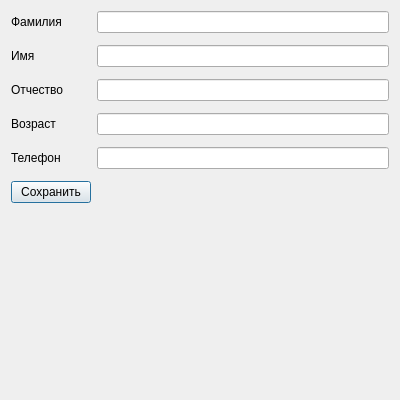
Old version of the form PeopleBaza/DialogPersonEdit.ui in the repository piza0-0/BankRegister.
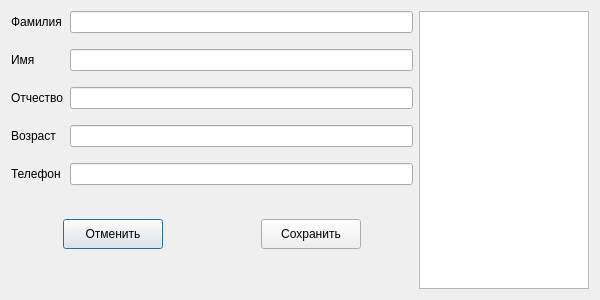
New version of the form.

Commit message: Изменен дизайн диалогового окна редактирования

What changed in the file:
```diff
--- a/PeopleBaza/DialogPersonEdit.ui
+++ b/PeopleBaza/DialogPersonEdit.ui
@@ -6,22 +6,26 @@
    <rect>
     <x>0</x>
     <y>0</y>
-    <width>400</width>
-    <height>400</height>
+    <width>600</width>
+    <height>300</height>
    </rect>
   </property>
   <property name="windowTitle">
    <string>Dialog</string>
   </property>
-  <layout class="QGridLayout" name="gridLayout">
-   <item row="0" column="0">
-    <layout class="QFormLayout" name="formLayout">
-     <property name="verticalSpacing">
-      <number>12</number>
-     </property>
+  <layout class="QVBoxLayout" name="verticalLayout_2">
+   <item>
+    <layout class="QHBoxLayout" name="horizontalLayout">
      <property name="bottomMargin">
       <number>0</number>
      </property>
+     <item>
+      <layout class="QVBoxLayout" name="verticalLayout">
+       <item>
+        <layout class="QFormLayout" name="formLayout">
+         <property name="verticalSpacing">
+          <number>16</number>
+         </property>
      <item row="0" column="0">
       <widget class="QLabel" name="l_dsurname">
        <property name="text">
@@ -69,15 +73,111 @@
        </property>
       </widget>
      </item>
-     <item row="5" column="0">
-      <widget class="QPushButton" name="pb_dsave">
-       <property name="text">
-        <string>Сохранить</string>
-       </property>
-      </widget>
-     </item>
      <item row="4" column="1">
       <widget class="QLineEdit" name="le_dphone"/>
+         </item>
+        </layout>
+       </item>
+       <item>
+        <layout class="QHBoxLayout" name="horizontalLayout_2">
+         <item>
+          <widget class="QPushButton" name="pushButton">
+           <property name="sizePolicy">
+            <sizepolicy hsizetype="Fixed" vsizetype="Fixed">
+             <horstretch>0</horstretch>
+             <verstretch>0</verstretch>
+            </sizepolicy>
+           </property>
+           <property name="maximumSize">
+            <size>
+             <width>100</width>
+             <height>30</height>
+            </size>
+           </property>
+           <property name="text">
+            <string>Отменить</string>
+           </property>
+          </widget>
+         </item>
+         <item>
+          <spacer name="horizontalSpacer">
+           <property name="orientation">
+            <enum>Qt::Horizontal</enum>
+           </property>
+           <property name="sizeType">
+            <enum>QSizePolicy::Fixed</enum>
+           </property>
+           <property name="sizeHint" stdset="0">
+            <size>
+             <width>40</width>
+             <height>20</height>
+            </size>
+           </property>
+          </spacer>
+         </item>
+         <item>
+          <widget class="QPushButton" name="pb_dsave">
+           <property name="sizePolicy">
+            <sizepolicy hsizetype="Fixed" vsizetype="Fixed">
+             <horstretch>0</horstretch>
+             <verstretch>0</verstretch>
+            </sizepolicy>
+           </property>
+           <property name="maximumSize">
+            <size>
+             <width>100</width>
+             <height>30</height>
+            </size>
+           </property>
+           <property name="layoutDirection">
+            <enum>Qt::LeftToRight</enum>
+           </property>
+           <property name="text">
+            <string>Сохранить</string>
+           </property>
+          </widget>
+         </item>
+        </layout>
+       </item>
+       <item>
+        <spacer name="verticalSpacer">
+         <property name="orientation">
+          <enum>Qt::Vertical</enum>
+         </property>
+         <property name="sizeType">
+          <enum>QSizePolicy::Fixed</enum>
+         </property>
+         <property name="sizeHint" stdset="0">
+          <size>
+           <width>20</width>
+           <height>40</height>
+          </size>
+         </property>
+        </spacer>
+       </item>
+      </layout>
+     </item>
+     <item>
+      <widget class="QListWidget" name="listWidget">
+       <property name="sizePolicy">
+        <sizepolicy hsizetype="Fixed" vsizetype="Expanding">
+         <horstretch>0</horstretch>
+         <verstretch>0</verstretch>
+        </sizepolicy>
+       </property>
+       <property name="minimumSize">
+        <size>
+         <width>170</width>
+         <height>0</height>
+        </size>
+       </property>
+       <property name="maximumSize">
+        <size>
+         <width>170</width>
+         <height>16777215</height>
+        </size>
+       </property>
+      </widget>
      </item>
     </layout>
    </item>
```
Lines whose indentation alone changed are shown as unchanged. The commit also changes 2 other files.
